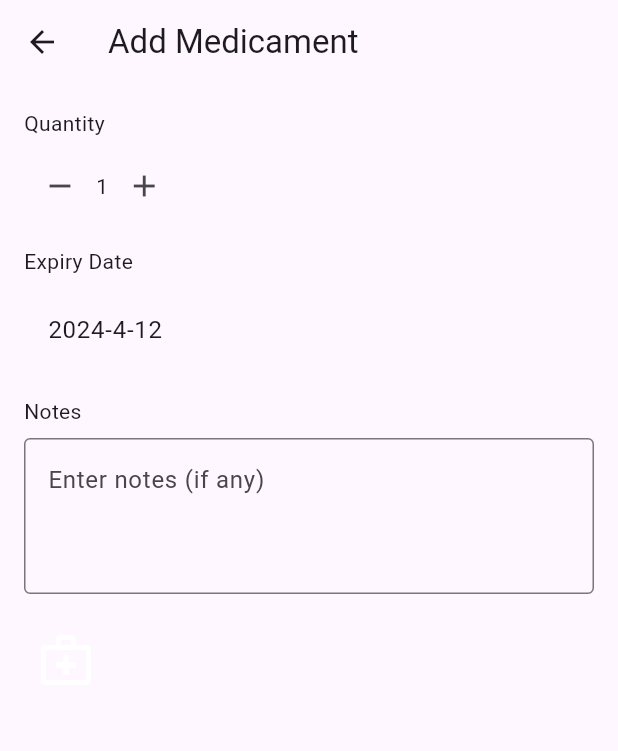
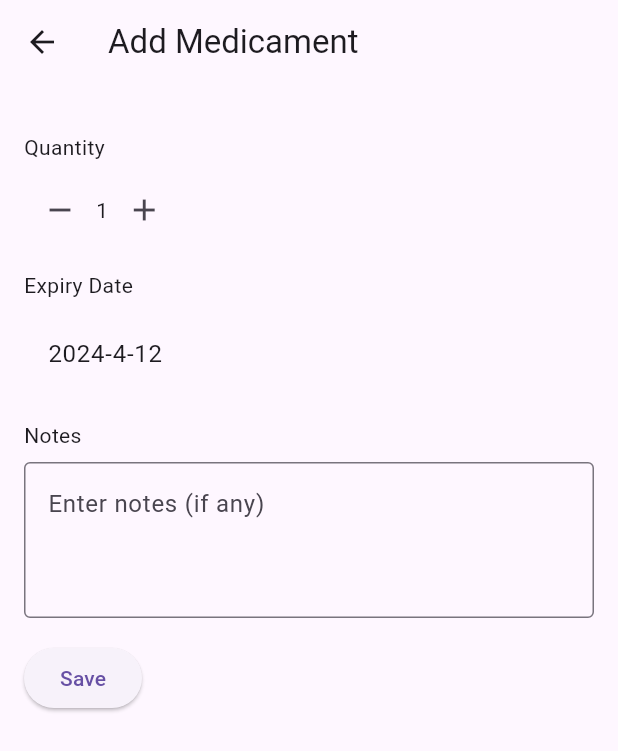
Before and after one commit to YZ1GO/L.EIC017_ES_PRJ, a Flutter app: the AddMedicamentPage screen opened directly, on a phone screen of 412 x 824 dp. Shown: the top 751 px of the screen. Run offline on Flutter 3.47's test engine with Material 3 defaults, Android fonts, the phone set to English and light mode, and no system bars; our stand-ins replace firebase_core, firebase_database, flutter_local_notifications, permission_handler, shared_preferences; accounts and stored records are empty.

Commit message:
add user custom entry medicament name

```diff
--- a/app/lib/screens/add_medicicament_screen.dart
+++ b/app/lib/screens/add_medicicament_screen.dart
@@ -1,6 +1,11 @@
 import 'package:flutter/material.dart';
 
 class AddMedicamentPage extends StatefulWidget {
+  final Map<dynamic, dynamic>? brand;
+  final String? customMedicamentName;
+
+  const AddMedicamentPage({Key? key, this.brand, this.customMedicamentName}) : super(key: key);
+
   @override
   _AddMedicamentPageState createState() => _AddMedicamentPageState();
 }
@@ -23,15 +28,6 @@ class _AddMedicamentPageState extends State<AddMedicamentPage> {
       });
   }
 
-  void _openMedicamentDetailsPage(BuildContext context) {
-    Navigator.push(
-      context,
-      MaterialPageRoute(
-        builder: (context) => MedicamentDetailsPage(),
-      ),
-    );
-  }
-
   @override
   Widget build(BuildContext context) {
     return Scaffold(
@@ -43,6 +39,11 @@ class _AddMedicamentPageState extends State<AddMedicamentPage> {
         child: Column(
           crossAxisAlignment: CrossAxisAlignment.start,
           children: <Widget>[
+            if (widget.brand != null)
+              Text('Medicament Name: ${widget.brand!['brand_name']}'),
+            if (widget.customMedicamentName != null)
+              Text('Custom Medicament Name: ${widget.customMedicamentName!}'),
+            SizedBox(height: 16.0),
             Text('Quantity'),
             SizedBox(height: 8.0),
             Row(
@@ -89,16 +90,12 @@ class _AddMedicamentPageState extends State<AddMedicamentPage> {
               ),
             ),
             SizedBox(height: 16.0),
-            GestureDetector(
-              onTap: () => _openMedicamentDetailsPage(context),
-              child: IconButton(
-                onPressed: () {
-                  // Add your action here
-                },
-                icon: Icon(Icons.medical_services_outlined),
-                iconSize: 40,
-                color: Colors.white,
-              ),
+            ElevatedButton(
+              onPressed: () {
+                // Add logic to save medicament to database or perform any other action
+                // You can access medicament details from widget.brand
+              },
+              child: Text('Save'),
             ),
           ],
         ),
@@ -106,17 +103,3 @@ class _AddMedicamentPageState extends State<AddMedicamentPage> {
     );
   }
 }
-
-class MedicamentDetailsPage extends StatelessWidget {
-  @override
-  Widget build(BuildContext context) {
-    return Scaffold(
-      appBar: AppBar(
-        title: Text('Medicament Details'),
-      ),
-      body: Center(
-        child: Text('This is the medicament details page.'),
-      ),
-    );
-  }
-}
--- a/app/lib/screens/stock_screen.dart
+++ b/app/lib/screens/stock_screen.dart
@@ -107,10 +107,7 @@ class StockScreen extends StatelessWidget {
                           ),
                           child: IconButton(
                             onPressed: () {
-                              Navigator.push(
-                                context,
-                                MaterialPageRoute(builder: (context) => AddMedicamentPage()),
-                              );
+
                             },
                             icon: Icon(Icons.medical_services_outlined),
                             iconSize: 40,
```
Also changed, not shown: app/lib/screens/database.dart (+64 -31 lines).
